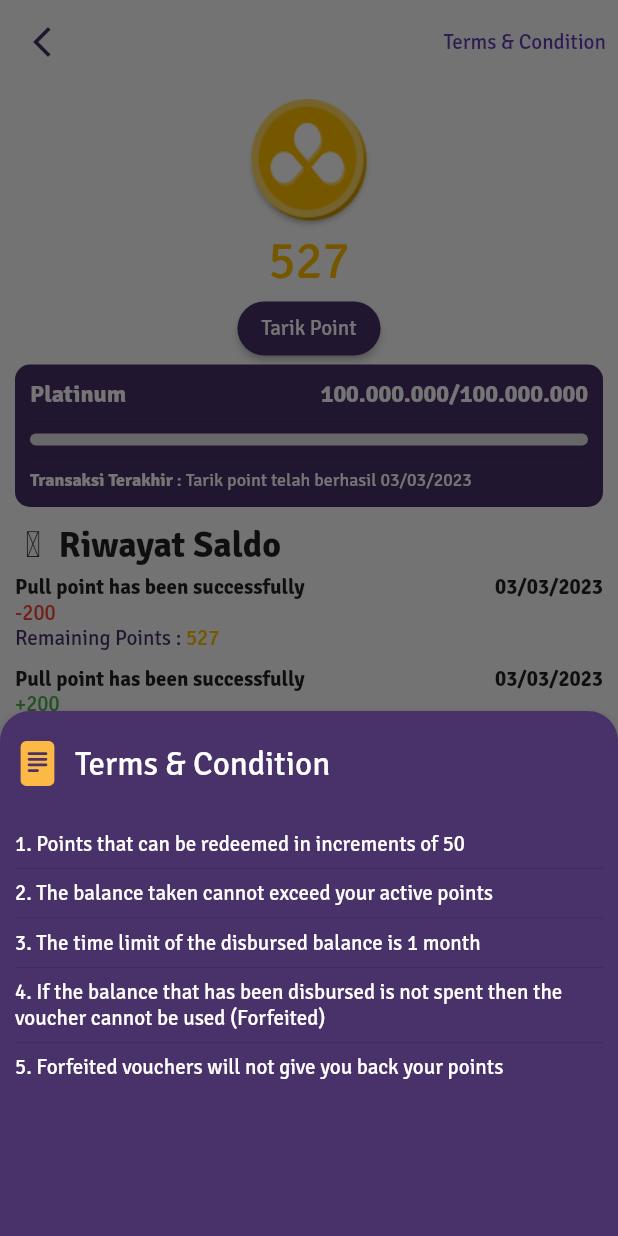
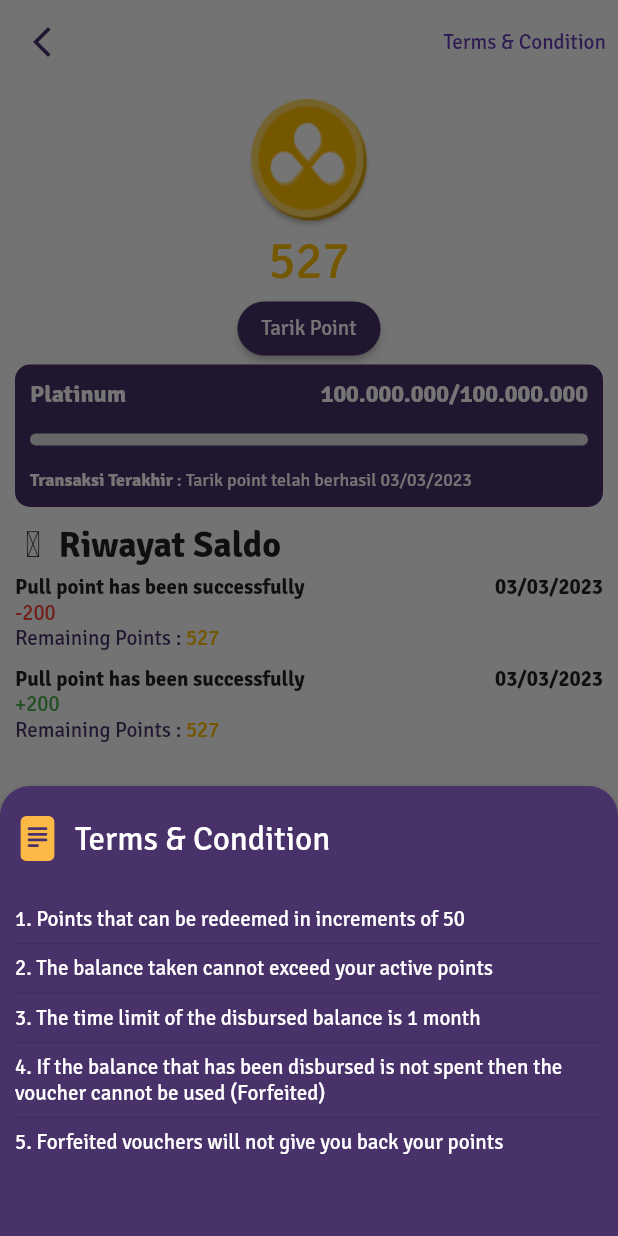
Before and after one commit to alifzr31/TriwarnaMember-Apps, a Flutter app: the PointPage screen opened by its route, after a tap on "Terms & Condition", on a phone screen of 412 x 824 dp. Run offline on Flutter 3.47's test engine with Material 2 defaults, Android fonts, the phone set to English and light mode, and no system bars; our stand-ins replace awesome_snackbar_content, card_swiper, custom_navigation_bar, flutter_custom_clippers, flutter_spinkit, get and 4 more; missing offline and left inert: maps_launcher; accounts and stored records are empty.

Commit message:
first commit

```diff
--- a/lib/app/modules/point/view.dart
+++ b/lib/app/modules/point/view.dart
@@ -21,7 +21,7 @@ class PointPage extends StatelessWidget {
               onPressed: () {
                 Get.bottomSheet(
                   SizedBox(
-                    height: 350,
+                    height: 300,
                     child: Padding(
                       padding: const EdgeInsets.symmetric(
                           horizontal: 10, vertical: 20),
```
